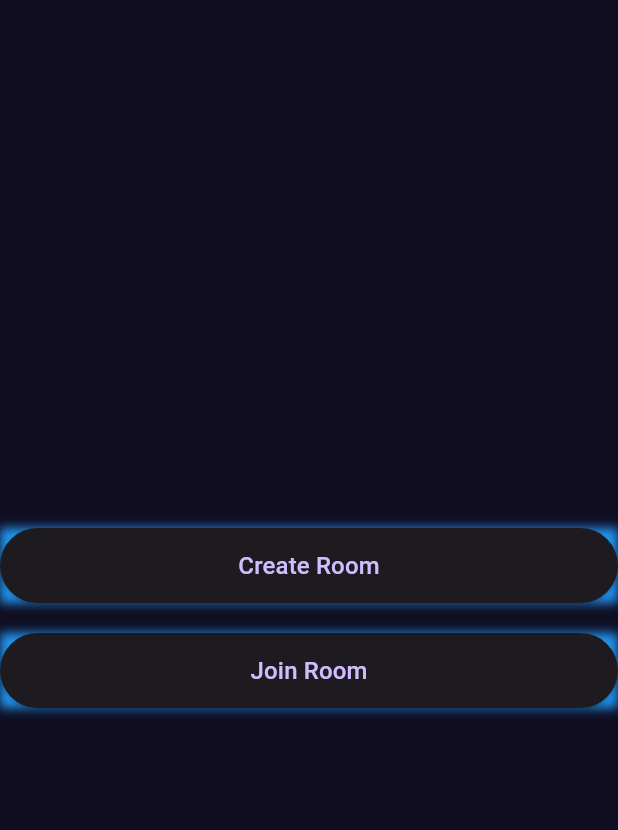
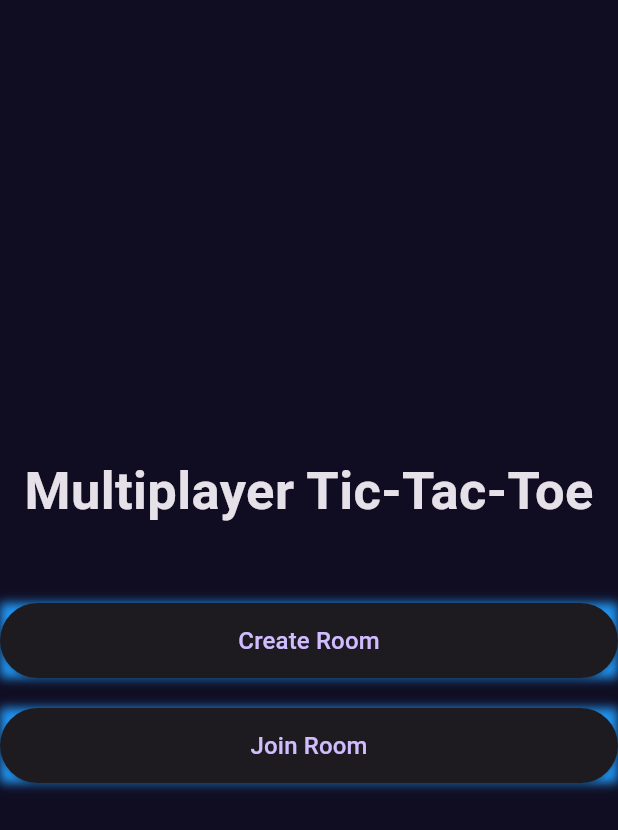
Before and after one commit to gskabdwal/multiplayer_tictactoe, a Flutter app: the screen it shows after launch, on a phone screen of 412 x 824 dp. Shown: the top 830 px of the screen. Run offline on Flutter 3.47's test engine with Material 3 defaults, Android fonts, the phone set to English and light mode, and no system bars; our stand-ins replace socket_io_client.

Commit message:
some changes

```diff
--- a/lib/main.dart
+++ b/lib/main.dart
@@ -20,6 +20,7 @@ class MyApp extends StatelessWidget {
       create: (context) => RoomDataProvider(),
       child: MaterialApp(
         title: 'Flutter Demo',
+        debugShowCheckedModeBanner: false,
         theme: ThemeData.dark().copyWith(
           scaffoldBackgroundColor: bgColor,
         ),
--- a/lib/screens/main_menu_screen.dart
+++ b/lib/screens/main_menu_screen.dart
@@ -23,6 +23,8 @@ class MainMenuScreen extends StatelessWidget {
         child: Column(
           mainAxisAlignment: MainAxisAlignment.center,
           children: [
+            Text("Multiplayer Tic-Tac-Toe", style:TextStyle(fontSize:35, fontWeight: FontWeight.bold)),
+            const SizedBox(height: 50),
             CustomButton(
               onTap: () => createRoom(context),
               text: 'Create Room',
```
Also changed, not shown: 3 other files.
